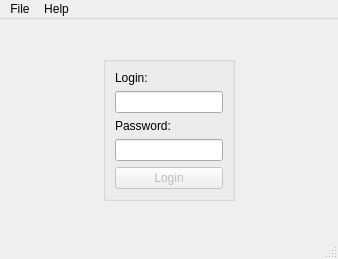
First picture: the form in client/ui/loginform.ui, repository Spiek/etuprom-qt, before the edit.
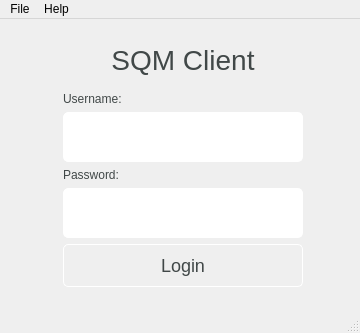
Second picture: the form after the edit.

Commit message: - Improve Style of Client - show the User now some of his user settings

```diff
--- a/client/ui/loginform.ui
+++ b/client/ui/loginform.ui
@@ -6,24 +6,125 @@
    <rect>
     <x>0</x>
     <y>0</y>
-    <width>338</width>
-    <height>259</height>
+    <width>360</width>
+    <height>333</height>
    </rect>
   </property>
   <property name="windowTitle">
    <string>MainWindow</string>
   </property>
+  <property name="styleSheet">
+   <string notr="true">/*
+ * Login Box
+ */
+#groupBoxLogin {
+	margin: 0 auto;
+	position: relative;
+	
+	border-radius: 5px;
+}
+
+/*
+ * Label's
+ */
+QLabel {
+	font-family: 'Bree Serif', serif;
+	line-height:34px;
+	color: #414848;	
+}
+
+#labelHeader {
+	font-weight: 300;
+	font-size: 28px;
+	margin-bottom: 10px;
+}
+
+/*
+ * LineEdit's
+ */
+QLineEdit {
+	width: 188px;
+	padding: 15px 25px;
+	
+	font-family: &quot;HelveticaNeue-Light&quot;, &quot;Helvetica Neue Light&quot;, &quot;Helvetica Neue&quot;, Helvetica, Arial, &quot;Lucida Grande&quot;, sans-serif;
+	font-weight: 400;
+	font-size: 14px;
+	color: #9d9e9e;
+	
+	background: #fff;
+	border: 1px solid #fff;
+	border-radius: 5px;
+}
+
+QLineEdit:hover {
+	background: #dfe9ec;
+	color: #414848;
+}
+
+QLineEdit:focus {
+	background: #dfe9ec;
+	color: #414848;
+}
+
+/*
+ * PushButton's
+ */
+QPushButton {
+	display: block;
+	float: right;
+	padding: 10px;
+	
+	background: none;
+	border: none;
+	cursor: pointer;
+	
+	font-family: 'Bree Serif', serif;
+	font-weight: 300;
+	font-size: 18px;
+	color: #414848;
+	text-shadow: 0px 1px 0 rgba(256,256,256,0.5);
+	border: 1px solid #fff;
+	border-radius: 5px;
+}
+
+QPushButton:hover {
+	color: #3f9db8;
+	background: #dfe9ec;
+}
+
+QPushButton:focus {
+	position: relative;
+	bottom: -1px;
+}
+
+QPushButton:pressed {
+	background: #888888  ;
+}</string>
+  </property>
   <widget class="QWidget" name="centralwidget">
    <layout class="QGridLayout" name="gridLayout_2">
-    <item row="0" column="1">
-     <spacer name="verticalSpacer">
+    <item row="1" column="3">
+     <spacer name="horizontalSpacer">
+      <property name="orientation">
+       <enum>Qt::Horizontal</enum>
+      </property>
+      <property name="sizeHint" stdset="0">
+       <size>
+        <width>71</width>
+        <height>20</height>
+       </size>
+      </property>
+     </spacer>
+    </item>
+    <item row="2" column="1">
+     <spacer name="verticalSpacer_2">
       <property name="orientation">
        <enum>Qt::Vertical</enum>
       </property>
       <property name="sizeHint" stdset="0">
        <size>
         <width>20</width>
-        <height>24</height>
+        <height>25</height>
        </size>
       </property>
      </spacer>
@@ -41,30 +142,35 @@
       </property>
      </spacer>
     </item>
-    <item row="1" column="1">
+    <item row="0" column="1">
+     <spacer name="verticalSpacer">
+      <property name="orientation">
+       <enum>Qt::Vertical</enum>
+      </property>
+      <property name="sizeHint" stdset="0">
+       <size>
+        <width>20</width>
+        <height>24</height>
+       </size>
+      </property>
+     </spacer>
+    </item>
+    <item row="1" column="1" colspan="2">
      <widget class="QGroupBox" name="groupBoxLogin">
       <property name="title">
        <string/>
       </property>
+      <property name="flat">
+       <bool>true</bool>
+      </property>
+      <property name="checkable">
+       <bool>false</bool>
+      </property>
+      <property name="checked">
+       <bool>false</bool>
+      </property>
       <layout class="QGridLayout" name="gridLayout">
-       <item row="0" column="0">
-        <widget class="QLabel" name="labelLogin">
-         <property name="text">
-          <string>Login:</string>
-         </property>
-        </widget>
-       </item>
-       <item row="1" column="0">
-        <widget class="QLineEdit" name="lineEditLogin"/>
-       </item>
-       <item row="2" column="0">
-        <widget class="QLabel" name="labelPassword">
-         <property name="text">
-          <string>Password:</string>
-         </property>
-        </widget>
-       </item>
-       <item row="3" column="0">
+       <item row="5" column="0">
         <widget class="QLineEdit" name="lineEditPassword">
          <property name="echoMode">
           <enum>QLineEdit::Password</enum>
@@ -72,9 +178,42 @@
         </widget>
        </item>
        <item row="4" column="0">
+        <widget class="QLabel" name="labelPassword">
+         <property name="text">
+          <string>Password:</string>
+         </property>
+        </widget>
+       </item>
+       <item row="3" column="0">
+        <widget class="QLineEdit" name="lineEditLogin"/>
+       </item>
+       <item row="2" column="0">
+        <widget class="QLabel" name="labelLogin">
+         <property name="text">
+          <string>Username:</string>
+         </property>
+        </widget>
+       </item>
+       <item row="1" column="0">
+        <widget class="QLabel" name="labelHeader">
+         <property name="sizePolicy">
+          <sizepolicy hsizetype="Minimum" vsizetype="Minimum">
+           <horstretch>0</horstretch>
+           <verstretch>0</verstretch>
+          </sizepolicy>
+         </property>
+         <property name="text">
+          <string>SQM Client</string>
+         </property>
+         <property name="alignment">
+          <set>Qt::AlignCenter</set>
+         </property>
+        </widget>
+       </item>
+       <item row="6" column="0">
         <widget class="QPushButton" name="pushButtonLogin">
          <property name="enabled">
-          <bool>false</bool>
+          <bool>true</bool>
          </property>
          <property name="text">
           <string>Login</string>
@@ -84,32 +223,6 @@
       </layout>
      </widget>
     </item>
-    <item row="1" column="2">
-     <spacer name="horizontalSpacer">
-      <property name="orientation">
-       <enum>Qt::Horizontal</enum>
-      </property>
-      <property name="sizeHint" stdset="0">
-       <size>
-        <width>71</width>
-        <height>20</height>
-       </size>
-      </property>
-     </spacer>
-    </item>
-    <item row="2" column="1">
-     <spacer name="verticalSpacer_2">
-      <property name="orientation">
-       <enum>Qt::Vertical</enum>
-      </property>
-      <property name="sizeHint" stdset="0">
-       <size>
-        <width>20</width>
-        <height>25</height>
-       </size>
-      </property>
-     </spacer>
-    </item>
    </layout>
   </widget>
   <widget class="QMenuBar" name="menubar">
@@ -117,7 +230,7 @@
     <rect>
      <x>0</x>
      <y>0</y>
-     <width>338</width>
+     <width>360</width>
      <height>21</height>
     </rect>
    </property>
```
The commit also changes 4 other files.
